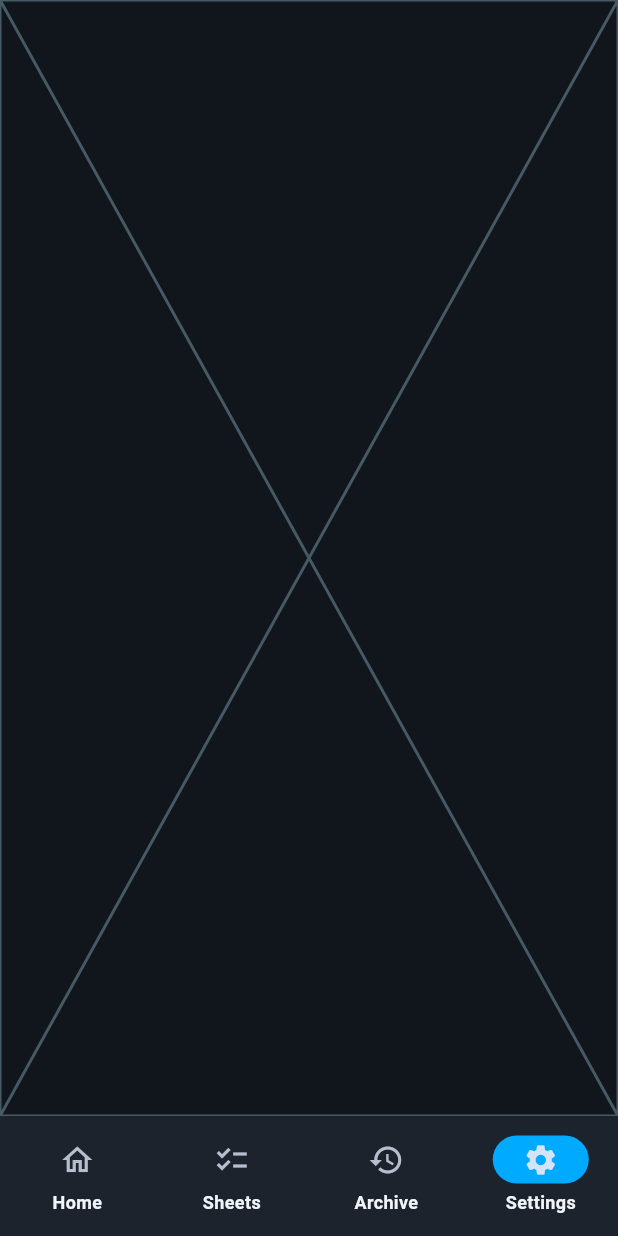
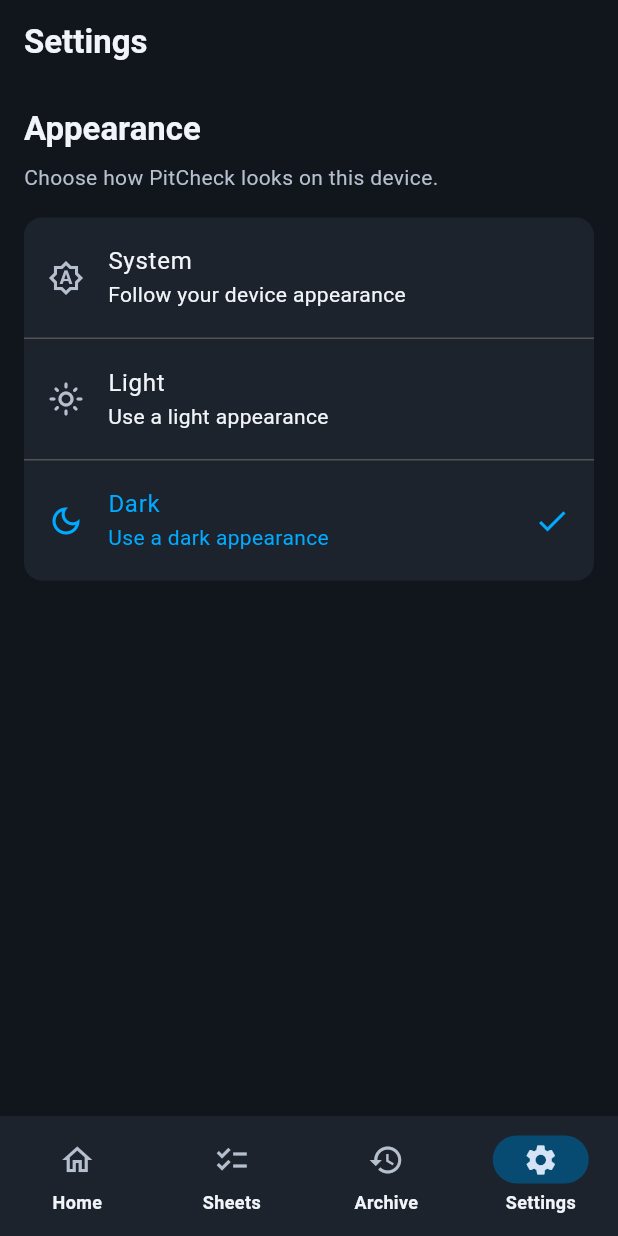
Before and after one commit to VadymNovoselskyi/PitCheck, a Flutter app: the screen it shows after launch, item 4 of the bottom bar chosen, on a phone screen of 412 x 824 dp. Run offline on Flutter 3.47's test engine with Material 3 defaults, Android fonts, the phone set to English and light mode, and no system bars; our stand-ins replace cloud_firestore, firebase_core, flutter_riverpod, go_router, riverpod_annotation, shared_preferences; accounts and stored records are empty; generated files the repository leaves out were written again.

Commit message:
Add light/dark mode picker with shared_preferences

```diff
--- /dev/null
+++ b/lib/features/settings/ui/appearance_picker.dart
@@ -0,0 +1,95 @@
+import 'package:flutter/material.dart';
+import 'package:flutter_riverpod/flutter_riverpod.dart';
+
+import 'package:pit_check/features/settings/state/theme_mode_provider.dart';
+import 'package:pit_check/shared/ui/snack_bar_helpers.dart';
+
+class AppearancePicker extends ConsumerWidget {
+  const AppearancePicker({super.key});
+
+  @override
+  Widget build(BuildContext context, WidgetRef ref) {
+    final selectedMode = ref.watch(themeModeControllerProvider);
+    final theme = Theme.of(context);
+
+    return ListView(
+      padding: const EdgeInsets.all(16),
+      children: [
+        Text('Appearance', style: theme.textTheme.titleLarge),
+        const SizedBox(height: 8),
+
+        Text(
+          'Choose how PitCheck looks on this device.',
+          style: theme.textTheme.bodyMedium?.copyWith(
+            color: theme.colorScheme.onSurfaceVariant,
+          ),
+        ),
+        const SizedBox(height: 16),
+
+        Card(
+          margin: EdgeInsets.zero,
+          child: Column(
+            children: [
+              Semantics(
+                selected: selectedMode == ThemeMode.system,
+                child: ListTile(
+                  leading: const Icon(Icons.brightness_auto_outlined),
+                  title: const Text('System'),
+                  subtitle: const Text('Follow your device appearance'),
+                  trailing: selectedMode == ThemeMode.system
+                      ? const Icon(Icons.check)
+                      : null,
+                  selected: selectedMode == ThemeMode.system,
+                  onTap: () => _setMode(context, ref, ThemeMode.system),
+                ),
+              ),
+              const Divider(),
+
+              Semantics(
+                selected: selectedMode == ThemeMode.light,
+                child: ListTile(
+                  leading: const Icon(Icons.light_mode_outlined),
+                  title: const Text('Light'),
+                  subtitle: const Text('Use a light appearance'),
+                  trailing: selectedMode == ThemeMode.light
+                      ? const Icon(Icons.check)
+                      : null,
+                  selected: selectedMode == ThemeMode.light,
+                  onTap: () => _setMode(context, ref, ThemeMode.light),
+                ),
+              ),
+              const Divider(),
+
+              Semantics(
+                selected: selectedMode == ThemeMode.dark,
+                child: ListTile(
+                  leading: const Icon(Icons.dark_mode_outlined),
+                  title: const Text('Dark'),
+                  subtitle: const Text('Use a dark appearance'),
+                  trailing: selectedMode == ThemeMode.dark
+                      ? const Icon(Icons.check)
+                      : null,
+                  selected: selectedMode == ThemeMode.dark,
+                  onTap: () => _setMode(context, ref, ThemeMode.dark),
+                ),
+              ),
+            ],
+          ),
+        ),
+      ],
+    );
+  }
+
+  Future<void> _setMode(
+    BuildContext context,
+    WidgetRef ref,
+    ThemeMode mode,
+  ) async {
+    final messenger = ScaffoldMessenger.of(context);
+    try {
+      await ref.read(themeModeControllerProvider.notifier).setMode(mode);
+    } catch (_) {
+      showAppSnackBar(messenger, 'Could not save appearance setting');
+    }
+  }
+}
--- a/lib/features/settings/ui/settings_screen.dart
+++ b/lib/features/settings/ui/settings_screen.dart
@@ -1,16 +1,15 @@
 import 'package:flutter/material.dart';
-import 'package:flutter_riverpod/flutter_riverpod.dart';
 
-class SettingsScreen extends ConsumerStatefulWidget {
-  const new({super.key});
+import 'package:pit_check/features/settings/ui/appearance_picker.dart';
+
+class SettingsScreen extends StatelessWidget {
+  const SettingsScreen({super.key});
 
   @override
-  ConsumerState<SettingsScreen> createState() => _SettingsScreenState();
-}
-
-class _SettingsScreenState extends ConsumerState<SettingsScreen> {
-  @override
   Widget build(BuildContext context) {
-    return const Placeholder();
+    return Scaffold(
+      appBar: AppBar(title: const Text('Settings')),
+      body: const AppearancePicker(),
+    );
   }
 }
--- a/lib/main.dart
+++ b/lib/main.dart
@@ -1,27 +1,49 @@
 import 'package:flutter/material.dart';
 import 'package:flutter_riverpod/flutter_riverpod.dart';
 import 'package:firebase_core/firebase_core.dart';
+import 'package:shared_preferences/shared_preferences.dart';
 
+import 'package:pit_check/features/settings/state/theme_mode_provider.dart';
 import 'package:pit_check/router.dart';
 
 import 'firebase_options.dart';
 import 'theme.dart';
 
 Future<void> main() async {
+  // Firestore setup
   WidgetsFlutterBinding.ensureInitialized();
   await Firebase.initializeApp(options: DefaultFirebaseOptions.currentPlatform);
 
-  runApp(ProviderScope(child: const ScrutApp()));
+  // Dark/light theme setup
+  final themeModeStore = ThemeModeStore(SharedPreferencesAsync());
+  ThemeMode initialThemeMode;
+  try {
+    initialThemeMode = await themeModeStore.load();
+  } catch (_) {
+    initialThemeMode = ThemeMode.dark;
+  }
+
+  runApp(
+    ProviderScope(
+      overrides: [
+        themeModeStoreProvider.overrideWithValue(themeModeStore),
+        initialThemeModeProvider.overrideWithValue(initialThemeMode),
+      ],
+      child: const ScrutApp(),
+    ),
+  );
 }
 
-class ScrutApp extends StatelessWidget {
+class ScrutApp extends ConsumerWidget {
   const ScrutApp({super.key});
 
   @override
-  Widget build(BuildContext context) {
+  Widget build(BuildContext context, WidgetRef ref) {
     return MaterialApp.router(
       title: 'PitCheck',
-      theme: appTheme,
+      theme: lightTheme,
+      darkTheme: darkTheme,
+      themeMode: ref.watch(themeModeControllerProvider),
       routerConfig: router,
     );
   }
--- a/lib/theme.dart
+++ b/lib/theme.dart
@@ -1,123 +1,164 @@
 import 'package:flutter/material.dart';
 
-class AppColors {
-  static const Color background = Color(0xFF11151C);
-  static const Color card = Color(0xFF1D232D);
-  static const Color primary = Color(0xFF00AAFF);
-  static const Color accent = Color(0xFFFF4800);
-  static const Color text = Color(0xFFF1F4F8);
-  static const Color secondaryText = Color(0xFFB5BFCE);
-  static const Color divider = Color.fromARGB(255, 80, 82, 84);
+class _AppPalette {
+  const _AppPalette({
+    required this.background,
+    required this.card,
+    required this.primary,
+    required this.onPrimary,
+    required this.accent,
+    required this.text,
+    required this.secondaryText,
+    required this.divider,
+  });
+
+  final Color background;
+  final Color card;
+  final Color primary;
+  final Color onPrimary;
+  final Color accent;
+  final Color text;
+  final Color secondaryText;
+  final Color divider;
 }
+
+const _darkPalette = _AppPalette(
+  background: Color(0xFF11151C),
+  card: Color(0xFF1D232D),
+  primary: Color(0xFF00AAFF),
+  onPrimary: Color(0xFF11151C),
+  accent: Color(0xFFFF4800),
+  text: Color(0xFFF1F4F8),
+  secondaryText: Color(0xFFB5BFCE),
+  divider: Color(0xFF505254),
+);
+
+const _lightPalette = _AppPalette(
+  background: Color(0xFFF5F7FA),
+  card: Color(0xFFFFFFFF),
+  primary: Color(0xFF006BA6),
+  onPrimary: Color(0xFFFFFFFF),
+  accent: Color(0xFFB54017),
+  text: Color(0xFF17212B),
+  secondaryText: Color(0xFF536274),
+  divider: Color(0xFFD8E0E8),
+);
 
 const _roundedShape = RoundedRectangleBorder(
   borderRadius: BorderRadius.all(Radius.circular(12)),
 );
 
-final appTheme = ThemeData(
+final darkTheme = _buildTheme(Brightness.dark, _darkPalette);
+final lightTheme = _buildTheme(Brightness.light, _lightPalette);
+
+ThemeData _buildTheme(Brightness brightness, _AppPalette palette) {
+  final colors =
+      ColorScheme.fromSeed(
+        seedColor: palette.primary,
+        brightness: brightness,
+      ).copyWith(
+        primary: palette.primary,
+        onPrimary: palette.onPrimary,
+        secondary: palette.accent,
+        onSecondary: palette.onPrimary,
+        surface: palette.background,
+        onSurface: palette.text,
+        onSurfaceVariant: palette.secondaryText,
+        surfaceContainerLow: palette.card,
+        outlineVariant: palette.divider,
+      );
+
+  return ThemeData(
     useMaterial3: true,
-  colorScheme:
-      ColorScheme.fromSeed(
-        seedColor: AppColors.primary,
-        brightness: Brightness.dark,
-      ).copyWith(
-        primary: AppColors.primary,
-        onPrimary: AppColors.background,
-        secondary: AppColors.accent,
-        onSecondary: AppColors.background,
-        surface: AppColors.background,
-        onSurface: AppColors.text,
-        onSurfaceVariant: AppColors.secondaryText,
-        surfaceContainerLow: AppColors.card,
-      ),
-  scaffoldBackgroundColor: AppColors.background,
-  textTheme: const TextTheme(
-    titleLarge: TextStyle(fontSize: 22, fontWeight: FontWeight.w700),
-    titleMedium: TextStyle(fontSize: 16, fontWeight: FontWeight.w600),
-    bodyLarge: TextStyle(fontSize: 16, height: 1.5),
-    bodyMedium: TextStyle(fontSize: 14, height: 1.5),
+    colorScheme: colors,
+    scaffoldBackgroundColor: palette.background,
+    textTheme: TextTheme(
+      titleLarge: const TextStyle(fontSize: 22, fontWeight: FontWeight.w700),
+      titleMedium: const TextStyle(fontSize: 16, fontWeight: FontWeight.w600),
+      bodyLarge: const TextStyle(fontSize: 16, height: 1.5),
+      bodyMedium: const TextStyle(fontSize: 14, height: 1.5),
       bodySmall: TextStyle(
         fontSize: 13,
         height: 1.4,
-      color: AppColors.secondaryText,
+        color: palette.secondaryText,
       ),
     ),
-  appBarTheme: const AppBarTheme(
-    backgroundColor: AppColors.background,
-    foregroundColor: AppColors.text,
+    appBarTheme: AppBarTheme(
+      backgroundColor: palette.background,
+      foregroundColor: palette.text,
       elevation: 0,
       scrolledUnderElevation: 0,
       centerTitle: false,
       titleTextStyle: TextStyle(
-      color: AppColors.text,
+        color: palette.text,
         fontSize: 22,
         fontWeight: FontWeight.w700,
       ),
     ),
-  cardTheme: const CardThemeData(
-    color: AppColors.card,
+    cardTheme: CardThemeData(
+      color: palette.card,
       elevation: 0,
       shape: _roundedShape,
     ),
-  bottomSheetTheme: const BottomSheetThemeData(
-    backgroundColor: AppColors.card,
-    shape: RoundedRectangleBorder(
+    bottomSheetTheme: BottomSheetThemeData(
+      backgroundColor: palette.card,
+      shape: const RoundedRectangleBorder(
         borderRadius: BorderRadius.vertical(top: Radius.circular(24)),
       ),
       showDragHandle: true,
     ),
-  dialogTheme: const DialogThemeData(
-    backgroundColor: AppColors.card,
+    dialogTheme: DialogThemeData(
+      backgroundColor: palette.card,
       shape: _roundedShape,
     ),
-  navigationBarTheme: const NavigationBarThemeData(
-    backgroundColor: AppColors.card,
-    indicatorColor: AppColors.primary,
-    labelTextStyle: WidgetStatePropertyAll(
+    navigationBarTheme: NavigationBarThemeData(
+      backgroundColor: palette.card,
+      indicatorColor: colors.primaryContainer,
+      labelTextStyle: const WidgetStatePropertyAll(
         TextStyle(fontSize: 12, fontWeight: FontWeight.w600),
       ),
     ),
     chipTheme: ChipThemeData(
-    backgroundColor: AppColors.card,
-    selectedColor: AppColors.primary,
-    labelStyle: const TextStyle(color: AppColors.text),
-    secondaryLabelStyle: const TextStyle(color: AppColors.background),
+      backgroundColor: palette.card,
+      selectedColor: colors.primaryContainer,
+      labelStyle: TextStyle(color: palette.text),
+      secondaryLabelStyle: TextStyle(color: colors.onPrimaryContainer),
       shape: const StadiumBorder(),
     ),
-  listTileTheme: const ListTileThemeData(
-    iconColor: AppColors.secondaryText,
-    textColor: AppColors.text,
-    contentPadding: EdgeInsets.symmetric(horizontal: 16, vertical: 4),
+    listTileTheme: ListTileThemeData(
+      iconColor: palette.secondaryText,
+      textColor: palette.text,
+      contentPadding: const EdgeInsets.symmetric(horizontal: 16, vertical: 4),
     ),
-  expansionTileTheme: const ExpansionTileThemeData(
-    iconColor: AppColors.secondaryText,
-    collapsedIconColor: AppColors.secondaryText,
-    textColor: AppColors.text,
-    collapsedTextColor: AppColors.text,
-    childrenPadding: EdgeInsets.only(left: 16),
+    expansionTileTheme: ExpansionTileThemeData(
+      iconColor: palette.secondaryText,
+      collapsedIconColor: palette.secondaryText,
+      textColor: palette.text,
+      collapsedTextColor: palette.text,
+      childrenPadding: const EdgeInsets.only(left: 16),
     ),
-  dividerTheme: const DividerThemeData(
-    color: AppColors.divider,
+    dividerTheme: DividerThemeData(
+      color: palette.divider,
       space: 1,
       thickness: 1,
     ),
-  searchBarTheme: const SearchBarThemeData(
-    backgroundColor: WidgetStatePropertyAll(AppColors.card),
-    textStyle: WidgetStatePropertyAll(TextStyle(color: AppColors.text)),
+    searchBarTheme: SearchBarThemeData(
+      backgroundColor: WidgetStatePropertyAll(palette.card),
+      textStyle: WidgetStatePropertyAll(TextStyle(color: palette.text)),
       hintStyle: WidgetStatePropertyAll(
-      TextStyle(color: AppColors.secondaryText),
+        TextStyle(color: palette.secondaryText),
       ),
     ),
-  snackBarTheme: const SnackBarThemeData(
-    backgroundColor: AppColors.card,
-    contentTextStyle: TextStyle(color: AppColors.text),
-    actionTextColor: AppColors.primary,
+    snackBarTheme: SnackBarThemeData(
+      backgroundColor: colors.inverseSurface,
+      contentTextStyle: TextStyle(color: colors.onInverseSurface),
+      actionTextColor: colors.inversePrimary,
       behavior: SnackBarBehavior.floating,
     ),
-  floatingActionButtonTheme: const FloatingActionButtonThemeData(
-    backgroundColor: AppColors.primary,
-    foregroundColor: AppColors.background,
-    shape: CircleBorder(),
+    floatingActionButtonTheme: FloatingActionButtonThemeData(
+      backgroundColor: colors.primaryContainer,
+      foregroundColor: colors.onPrimaryContainer,
+      shape: const CircleBorder(),
     ),
     filledButtonTheme: FilledButtonThemeData(
       style: FilledButton.styleFrom(
@@ -133,13 +174,14 @@ final appTheme = ThemeData(
         shape: _roundedShape,
       ),
     ),
-  inputDecorationTheme: const InputDecorationTheme(
+    inputDecorationTheme: InputDecorationTheme(
       filled: true,
-    fillColor: AppColors.card,
-    contentPadding: EdgeInsets.symmetric(horizontal: 16, vertical: 14),
-    border: OutlineInputBorder(
+      fillColor: palette.card,
+      contentPadding: const EdgeInsets.symmetric(horizontal: 16, vertical: 14),
+      border: const OutlineInputBorder(
         borderRadius: BorderRadius.all(Radius.circular(12)),
       ),
-    hintStyle: TextStyle(color: AppColors.secondaryText),
+      hintStyle: TextStyle(color: palette.secondaryText),
     ),
   );
+}
--- a/pubspec.yaml
+++ b/pubspec.yaml
@@ -39,6 +39,7 @@ dependencies:
   riverpod_annotation: ^4.0.7
   flutter_riverpod: ^3.4.3
   go_router: ^18.0.1
+  shared_preferences: ^2.5.5
 
 dev_dependencies:
   flutter_test:
```
Also changed, not shown: lib/features/settings/state/theme_mode_provider.dart (added, +45 -0 lines), lib/features/settings/state/theme_mode_provider.g.dart (added), pubspec.lock, 2 other files. Lines whose indentation alone changed are shown as unchanged.
